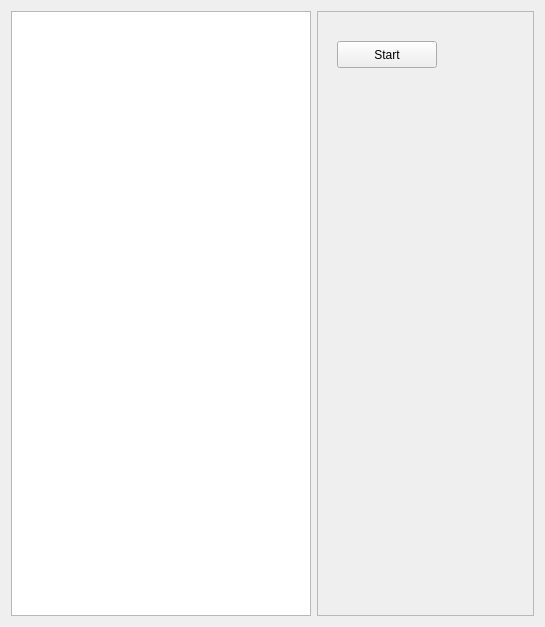
Barsonica/Tetris, file mainwindow.ui: the form before one commit.
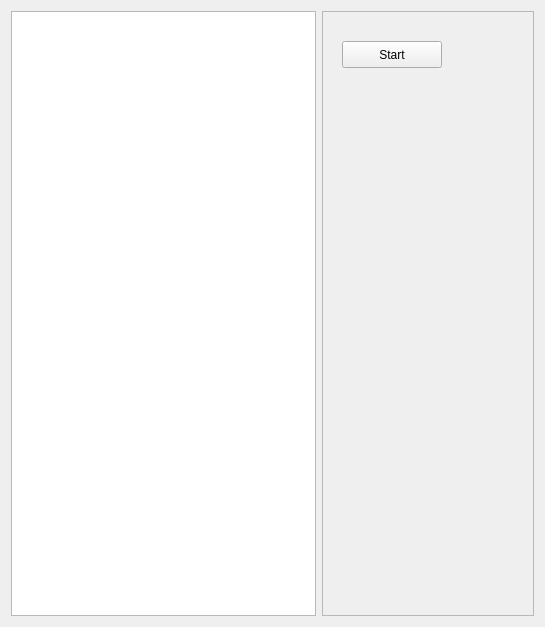
The form after the commit.

Commit message: removing rows working just not sliding others down

```diff
--- a/mainwindow.ui
+++ b/mainwindow.ui
@@ -7,7 +7,7 @@
     <x>0</x>
     <y>0</y>
     <width>545</width>
-    <height>618</height>
+    <height>623</height>
    </rect>
   </property>
   <property name="windowTitle">
@@ -25,7 +25,7 @@
       </property>
       <property name="minimumSize">
        <size>
-        <width>300</width>
+        <width>305</width>
         <height>605</height>
        </size>
       </property>
```
The commit also changes 2 other files.
